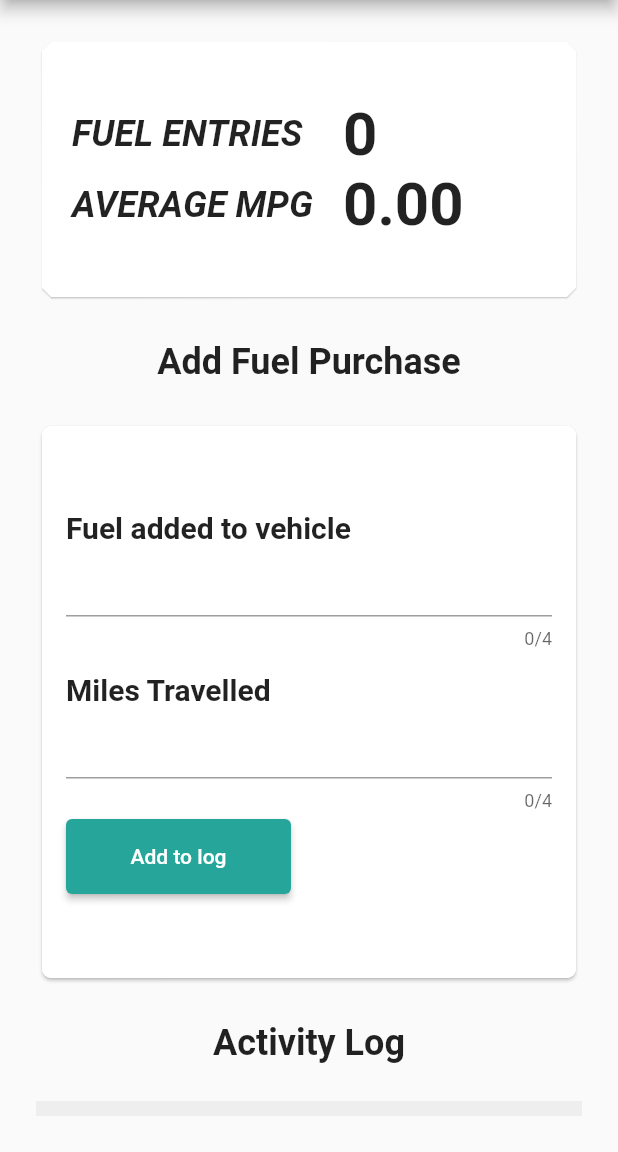
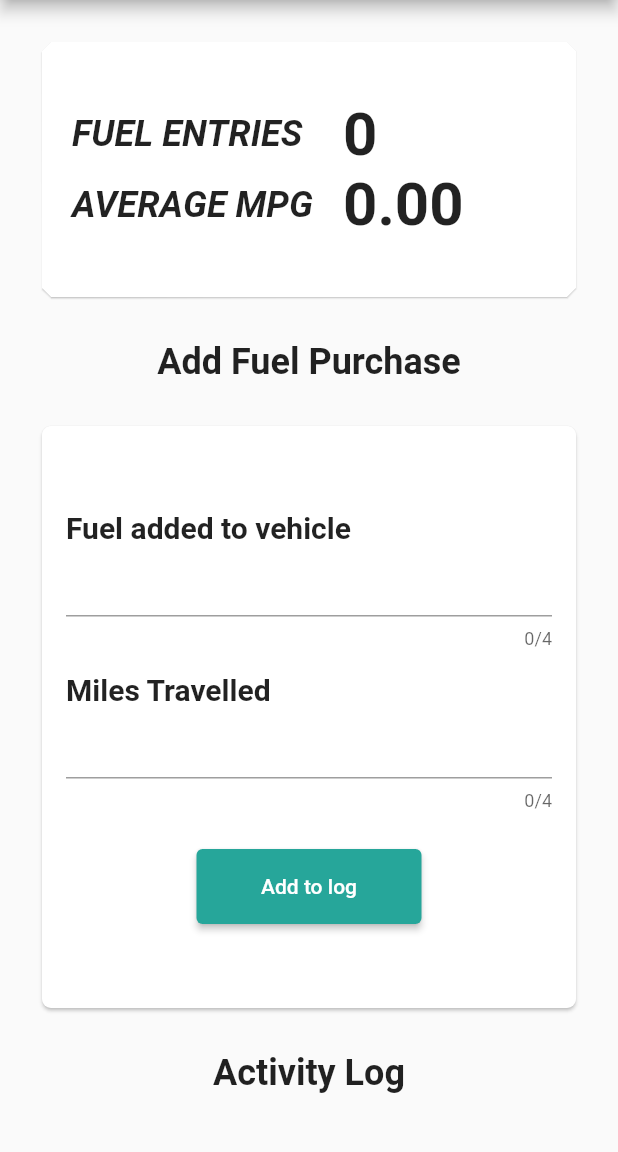
Before and after one commit to Toumari/fuel_calculator, a Flutter app: the screen it shows after launch, on a phone screen of 412 x 824 dp, the part 84-1236 px from its top. Run offline on Flutter 3.47's test engine with Material 2 defaults, Android fonts, the phone set to English and light mode, and no system bars; our stand-ins replace hive, hive_flutter; accounts and stored records are empty.

Commit message:
button style changes

```diff
--- a/lib/main_fuel_page.dart
+++ b/lib/main_fuel_page.dart
@@ -107,7 +107,7 @@ class _MainFuelPageState extends State<MainFuelPage> {
                   ),
                   Card(
                       shape: RoundedRectangleBorder(
-                          side: BorderSide(color: Colors.white70, width: 1),
+                          side: BorderSide(color: Colors.white60, width: 0.2),
                           borderRadius: BorderRadius.circular(6)),
                       child: DataEntry()),
                   SizedBox(
@@ -214,13 +214,15 @@ class _MainFuelPageState extends State<MainFuelPage> {
             style: const TextStyle(fontSize: 20),
           )),
           const SizedBox(
-            height: 5,
+            height: 25,
           ),
-          SizedBox(
+          Center(
+            child: SizedBox(
               height: 50,
               width: 150,
               child: ElevatedButton(
-                style: ElevatedButton.styleFrom(primary: Colors.teal.shade400),
+                  style:
+                      ElevatedButton.styleFrom(primary: Colors.teal.shade400),
                   onPressed: () {
                     setState(() {
                       milesTravelled = milesTravelledController.text;
@@ -250,6 +252,7 @@ class _MainFuelPageState extends State<MainFuelPage> {
                           });
                   },
                   child: const Text('Add to log')),
+            ),
           ),
           const SizedBox(
             height: 40,
```
Lines whose indentation alone changed are shown as unchanged.
